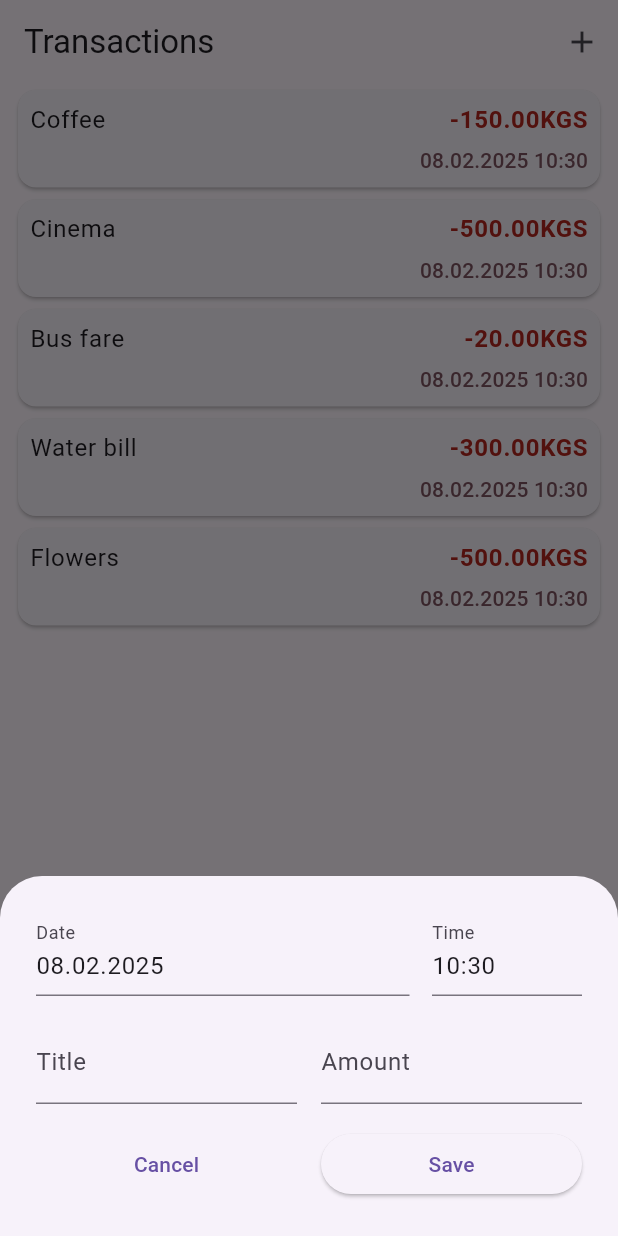
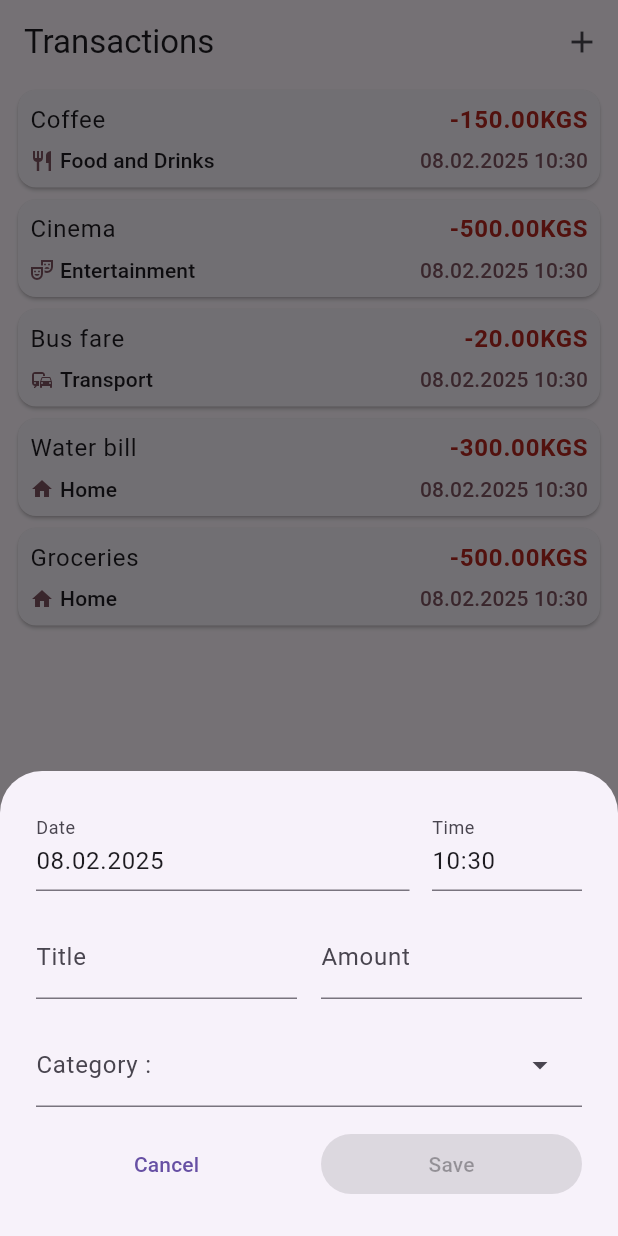
Before and after one commit to Flutter007/personal_finance, a Flutter app: the screen it shows after launch, after a tap on the "add" icon, on a phone screen of 412 x 824 dp. Run offline on Flutter 3.47's test engine with Material 3 defaults, Android fonts, the phone set to English and light mode, and no system bars.

Commit message:
added new files

```diff
--- a/lib/cw26.dart
+++ b/lib/cw26.dart
@@ -1,6 +1,6 @@
 import 'package:cw26/models/transactions.dart';
 import 'package:cw26/screens/transactions_screen.dart';
-import 'package:cw26/widget/add_transaction.dart';
+import 'package:cw26/widget/transaction_form.dart';
 import 'package:flutter/material.dart';
 
 class Cw26 extends StatefulWidget {
@@ -12,11 +12,36 @@ class Cw26 extends StatefulWidget {
 
 class _Cw26State extends State<Cw26> {
   List<Transaction> transactions = [
-    Transaction(title: 'Coffee', amount: 150, dateTime: DateTime.now()),
-    Transaction(title: 'Cinema', amount: 500, dateTime: DateTime.now()),
-    Transaction(title: 'Bus fare', amount: 20, dateTime: DateTime.now()),
-    Transaction(title: 'Water bill', amount: 300, dateTime: DateTime.now()),
-    Transaction(title: 'Flowers', amount: 500, dateTime: DateTime.now()),
+    Transaction(
+      title: 'Coffee',
+      amount: 150,
+      dateTime: DateTime.now(),
+      categoryId: 'food_and_drinks',
+    ),
+    Transaction(
+      title: 'Cinema',
+      amount: 500,
+      dateTime: DateTime.now(),
+      categoryId: 'entertainment',
+    ),
+    Transaction(
+      title: 'Bus fare',
+      amount: 20,
+      dateTime: DateTime.now(),
+      categoryId: 'transport',
+    ),
+    Transaction(
+      title: 'Water bill',
+      amount: 300,
+      dateTime: DateTime.now(),
+      categoryId: 'home',
+    ),
+    Transaction(
+      title: 'Groceries',
+      amount: 500,
+      dateTime: DateTime.now(),
+      categoryId: 'home',
+    ),
   ];
 
   void addTrans(Transaction addTransactions) {
@@ -25,11 +50,41 @@ class _Cw26State extends State<Cw26> {
     });
   }
 
+  void deleteTrans(String id) {
+    setState(() {
+      transactions.removeWhere((transaction) => transaction.id == id);
+    });
+  }
+
+  void editTrans(Transaction editTransaction) {
+    setState(() {
+      final index = transactions
+          .indexWhere((transaction) => transaction.id == editTransaction.id);
+      transactions[index] = editTransaction;
+    });
+  }
+
   void openAddTransactionSheet() {
     showModalBottomSheet(
+      isScrollControlled: true,
+      useSafeArea: true,
       context: context,
-      builder: (ctx) => AddTransaction(
+      builder: (ctx) => TransactionForm(
         onTransactionCreated: addTrans,
+      ),
+    );
+  }
+
+  void openEditTransSheet(String id) {
+    final existingTransaction =
+        transactions.firstWhere((transaction) => transaction.id == id);
+    showModalBottomSheet(
+      isScrollControlled: true,
+      useSafeArea: true,
+      context: context,
+      builder: (ctx) => TransactionForm(
+        onTransactionCreated: editTrans,
+        existingTransaction: existingTransaction,
       ),
     );
   }
@@ -45,6 +100,8 @@ class _Cw26State extends State<Cw26> {
       ),
       body: TransactionsScreen(
         transactions: transactions,
+        onTransactionDeleted: deleteTrans,
+        onTransactionEdited: openEditTransSheet,
       ),
     );
   }
--- /dev/null
+++ b/lib/data/categories_data.dart
@@ -0,0 +1,25 @@
+import 'package:cw26/models/transaction_category.dart';
+import 'package:flutter/material.dart';
+
+final categories = [
+  TransactionCategory(
+    id: 'food_and_drinks',
+    title: 'Food and Drinks',
+    icon: Icons.restaurant,
+  ),
+  TransactionCategory(
+    id: 'entertainment',
+    title: 'Entertainment',
+    icon: Icons.theater_comedy_outlined,
+  ),
+  TransactionCategory(
+    id: 'transport',
+    title: 'Transport',
+    icon: Icons.commute,
+  ),
+  TransactionCategory(
+    id: 'home',
+    title: 'Home',
+    icon: Icons.home,
+  )
+];
--- /dev/null
+++ b/lib/models/transaction_category.dart
@@ -0,0 +1,13 @@
+import 'package:flutter/material.dart';
+
+class TransactionCategory {
+  final String id;
+  final String title;
+  final IconData icon;
+
+  TransactionCategory({
+    required this.id,
+    required this.title,
+    required this.icon,
+  });
+}
--- a/lib/models/transactions.dart
+++ b/lib/models/transactions.dart
@@ -1,14 +1,29 @@
+import 'package:cw26/data/categories_data.dart';
+import 'package:cw26/models/transaction_category.dart';
+import 'package:uuid/uuid.dart';
+
+const uuid = Uuid();
+
 class Transaction {
+  final String id;
   final String title;
   final double amount;
   final DateTime dateTime;
+  final String categoryId;
 
   Transaction({
+    String? id,
     required this.title,
     required this.amount,
     required this.dateTime,
-  });
+    required this.categoryId,
+  }) : id = id ?? uuid.v4();
+
   String get formattedAmount {
     return '-${amount.toStringAsFixed(2)}KGS';
   }
+
+  TransactionCategory get category {
+    return categories.firstWhere((category) => category.id == categoryId);
+  }
 }
--- a/lib/screens/transactions_screen.dart
+++ b/lib/screens/transactions_screen.dart
@@ -4,7 +4,13 @@ import 'package:flutter/material.dart';
 
 class TransactionsScreen extends StatelessWidget {
   final List<Transaction> transactions;
-  const TransactionsScreen({super.key, required this.transactions});
+  final void Function(String id) onTransactionDeleted;
+  final void Function(String id) onTransactionEdited;
+  const TransactionsScreen(
+      {super.key,
+      required this.transactions,
+      required this.onTransactionDeleted,
+      required this.onTransactionEdited});
 
   @override
   Widget build(BuildContext context) {
@@ -12,7 +18,17 @@ class TransactionsScreen extends StatelessWidget {
       padding: const EdgeInsets.symmetric(horizontal: 8),
       child: Column(
         children: transactions
-            .map((transaction) => TransactionCard(transaction: transaction))
+            .map(
+              (transaction) => Dismissible(
+                key: ValueKey(transaction.id),
+                onDismissed: (direction) =>
+                    onTransactionDeleted(transaction.id),
+                child: InkWell(
+                  onTap: () => onTransactionEdited(transaction.id),
+                  child: TransactionCard(transaction: transaction),
+                ),
+              ),
+            )
             .toList(),
       ),
     );
--- a/lib/widget/add_transaction.dart
+++ /dev/null
@@ -1,163 +0,0 @@
-import 'package:cw26/helpers/format_datetime.dart';
-import 'package:cw26/models/transactions.dart';
-import 'package:flutter/material.dart';
-
-class AddTransaction extends StatefulWidget {
-  final void Function(Transaction newTransaction) onTransactionCreated;
-  const AddTransaction({super.key, required this.onTransactionCreated});
-
-  @override
-  State<AddTransaction> createState() => _AddTransactionState();
-}
-
-class _AddTransactionState extends State<AddTransaction> {
-  var title = '';
-  var amount = '';
-  var selectedDate = DateTime.now();
-  var selectedTimeOfDay = TimeOfDay.now();
-  final dateController = TextEditingController();
-  final timeController = TextEditingController();
-
-  @override
-  void initState() {
-    super.initState();
-    dateController.text = formatDate(selectedDate);
-    timeController.text = formatTime(selectedTimeOfDay);
-  }
-
-  void onCanceled() {
-    Navigator.pop(context);
-  }
-
-  void onSave() {
-    final dateTime = DateTime(
-      selectedDate.year,
-      selectedDate.month,
-      selectedDate.day,
-      selectedTimeOfDay.hour,
-      selectedTimeOfDay.minute,
-    );
-    final addTransaction = Transaction(
-      title: title,
-      amount: double.parse(amount),
-      dateTime: dateTime,
-    );
-    widget.onTransactionCreated(addTransaction);
-    Navigator.pop(context);
-  }
-
-  void onDateTap() async {
-    final now = DateTime.now();
-    final firstDate = DateTime(now.year - 1, now.month, now.day);
-    final lastDate = DateTime(now.year + 1, now.month, now.day);
-
-    final dateFromUser = await showDatePicker(
-      context: context,
-      firstDate: firstDate,
-      lastDate: lastDate,
-      initialDate: selectedDate,
-    );
-    if (dateFromUser != null) {
-      setState(() {
-        selectedDate = dateFromUser;
-        dateController.text = formatDate(dateFromUser);
-      });
-    }
-  }
-
-  void onTimeTap() async {
-    final selectedTime = await showTimePicker(
-      context: context,
-      initialTime: selectedTimeOfDay,
-    );
-    if (selectedTime != null) {
-      setState(() {
-        selectedTimeOfDay = selectedTime;
-        timeController.text = formatTime(selectedTime);
-      });
-    }
-  }
-
-  @override
-  Widget build(BuildContext context) {
-    return Container(
-      width: double.infinity,
-      padding: EdgeInsets.all(24),
-      child: Column(
-        mainAxisSize: MainAxisSize.min,
-        children: [
-          Row(
-            children: [
-              Expanded(
-                child: TextField(
-                  onTap: onDateTap,
-                  readOnly: true,
-                  controller: dateController,
-                  decoration: InputDecoration(label: Text('Date')),
-                ),
-              ),
-              SizedBox(width: 15),
-              SizedBox(
-                width: 100,
-                child: TextField(
-                  onTap: onTimeTap,
-                  controller: timeController,
-                  readOnly: true,
-                  decoration: InputDecoration(
-                    label: Text('Time'),
-                  ),
-                ),
-              )
-            ],
-          ),
-          SizedBox(height: 16),
-          Row(
-            children: [
-              Expanded(
-                  child: TextField(
-                onChanged: (value) => setState(() {
-                  title = value;
-                }),
-                decoration: InputDecoration(
-                  label: Text('Title'),
-                ),
-              )),
-              SizedBox(
-                width: 16,
-              ),
-              Expanded(
-                  child: TextField(
-                onChanged: (value) => setState(() {
-                  amount = value;
-                }),
-                decoration: InputDecoration(
-                  label: Text('Amount'),
-                ),
-              )),
-            ],
-          ),
-          SizedBox(height: 16),
-          Row(
-            children: [
-              Expanded(
-                child: TextButton(
-                  onPressed: onCanceled,
-                  child: Text('Cancel'),
-                ),
-              ),
-              SizedBox(
-                width: 16,
-              ),
-              Expanded(
-                child: ElevatedButton(
-                  onPressed: onSave,
-                  child: Text('Save'),
-                ),
-              )
-            ],
-          )
-        ],
-      ),
-    );
-  }
-}
--- a/lib/widget/transaction_card.dart
+++ b/lib/widget/transaction_card.dart
@@ -11,6 +11,7 @@ class TransactionCard extends StatelessWidget {
     final theme = Theme.of(context);
     final bodyLargeStyle = theme.textTheme.bodyLarge!;
     final titleSmallStyle = theme.textTheme.titleSmall!;
+    final category = transaction.category;
     return Card(
       child: Padding(
         padding: const EdgeInsets.all(8.0),
@@ -34,8 +35,19 @@ class TransactionCard extends StatelessWidget {
             ),
             SizedBox(height: 5),
             Row(
-              mainAxisAlignment: MainAxisAlignment.end,
+              mainAxisAlignment: MainAxisAlignment.spaceBetween,
               children: [
+                Row(
+                  children: [
+                    Icon(
+                      category.icon,
+                      size: 16,
+                      color: theme.colorScheme.tertiary,
+                    ),
+                    SizedBox(width: 4),
+                    Text(category.title, style: titleSmallStyle)
+                  ],
+                ),
                 Text(
                   formatDateTime(transaction.dateTime),
                   style: titleSmallStyle.copyWith(
--- /dev/null
+++ b/lib/widget/transaction_form.dart
@@ -0,0 +1,225 @@
+import 'package:cw26/data/categories_data.dart';
+import 'package:cw26/helpers/format_datetime.dart';
+import 'package:cw26/models/transactions.dart';
+import 'package:flutter/material.dart';
+
+class TransactionForm extends StatefulWidget {
+  final void Function(Transaction newTransaction) onTransactionCreated;
+  final Transaction? existingTransaction;
+  const TransactionForm(
+      {super.key,
+      required this.onTransactionCreated,
+      this.existingTransaction});
+
+  @override
+  State<TransactionForm> createState() => _TransactionFormState();
+}
+
+class _TransactionFormState extends State<TransactionForm> {
+  var selectedDate = DateTime.now();
+  var selectedTimeOfDay = TimeOfDay.now();
+  String? selectedCategory;
+
+  final dateController = TextEditingController();
+  final timeController = TextEditingController();
+  final titleController = TextEditingController();
+  final amountController = TextEditingController();
+
+  @override
+  void initState() {
+    super.initState();
+
+    if (widget.existingTransaction != null) {
+      final existingTransaction = widget.existingTransaction!;
+      titleController.text = existingTransaction.title;
+      amountController.text = existingTransaction.amount.toString();
+      selectedDate = existingTransaction.dateTime;
+      selectedTimeOfDay = TimeOfDay.fromDateTime(selectedDate);
+      selectedCategory = existingTransaction.categoryId;
+    }
+    dateController.text = formatDate(selectedDate);
+    timeController.text = formatTime(selectedTimeOfDay);
+  }
+
+  @override
+  void dispose() {
+    dateController.dispose();
+    timeController.dispose();
+    titleController.dispose();
+    amountController.dispose();
+    super.dispose();
+  }
+
+  void onCanceled() {
+    Navigator.pop(context);
+  }
+
+  bool isTransactionInvalid() {
+    final parsedAmount = double.tryParse(amountController.text);
+    final amountIsValid = parsedAmount == null || parsedAmount <= 0;
+    return titleController.text.trim().isEmpty ||
+        amountIsValid ||
+        selectedCategory == null;
+  }
+
+  void onSave() {
+    if (isTransactionInvalid()) {
+      return;
+    }
+    final dateTime = DateTime(
+      selectedDate.year,
+      selectedDate.month,
+      selectedDate.day,
+      selectedTimeOfDay.hour,
+      selectedTimeOfDay.minute,
+    );
+    final addTransaction = Transaction(
+      id: widget.existingTransaction?.id,
+      title: titleController.text.trim(),
+      amount: double.parse(amountController.text),
+      dateTime: dateTime,
+      categoryId: selectedCategory!,
+    );
+    widget.onTransactionCreated(addTransaction);
+    Navigator.pop(context);
+  }
+
+  void onDateTap() async {
+    final now = DateTime.now();
+    final firstDate = DateTime(now.year - 1, now.month, now.day);
+    final lastDate = DateTime(now.year + 1, now.month, now.day);
+
+    final dateFromUser = await showDatePicker(
+      context: context,
+      firstDate: firstDate,
+      lastDate: lastDate,
+      initialDate: selectedDate,
+    );
+    if (dateFromUser != null) {
+      setState(() {
+        selectedDate = dateFromUser;
+        dateController.text = formatDate(dateFromUser);
+      });
+    }
+  }
+
+  void onTimeTap() async {
+    final selectedTime = await showTimePicker(
+      context: context,
+      initialTime: selectedTimeOfDay,
+    );
+    if (selectedTime != null) {
+      setState(() {
+        selectedTimeOfDay = selectedTime;
+        timeController.text = formatTime(selectedTime);
+      });
+    }
+  }
+
+  @override
+  Widget build(BuildContext context) {
+    final theme = Theme.of(context);
+    final bottomInset = MediaQuery.of(context).viewInsets.bottom;
+    return SingleChildScrollView(
+      child: Container(
+        width: double.infinity,
+        padding: EdgeInsets.fromLTRB(24, 24, 24, 24 + bottomInset),
+        child: Column(
+          mainAxisSize: MainAxisSize.min,
+          children: [
+            Row(
+              children: [
+                Expanded(
+                  child: TextField(
+                    onTap: onDateTap,
+                    readOnly: true,
+                    controller: dateController,
+                    decoration: InputDecoration(label: Text('Date')),
+                  ),
+                ),
+                SizedBox(width: 15),
+                SizedBox(
+                  width: 100,
+                  child: TextField(
+                    onTap: onTimeTap,
+                    controller: timeController,
+                    readOnly: true,
+                    decoration: InputDecoration(
+                      label: Text('Time'),
+                    ),
+                  ),
+                )
+              ],
+            ),
+            SizedBox(height: 16),
+            Row(
+              children: [
+                Expanded(
+                    child: TextField(
+                  controller: titleController,
+                  decoration: InputDecoration(
+                    label: Text('Title'),
+                  ),
+                )),
+                SizedBox(
+                  width: 16,
+                ),
+                Expanded(
+                    child: TextField(
+                  controller: amountController,
+                  keyboardType: TextInputType.numberWithOptions(
+                    decimal: true,
+                  ),
+                  decoration: InputDecoration(
+                    label: Text('Amount'),
+                  ),
+                )),
+              ],
+            ),
+            SizedBox(height: 16),
+            DropdownMenu(
+              expandedInsets: EdgeInsets.zero,
+              label: Text(
+                "Category : ",
+              ),
+              inputDecorationTheme: theme.inputDecorationTheme,
+              initialSelection: selectedCategory,
+              onSelected: (value) => setState(
+                () => selectedCategory = value,
+              ),
+              dropdownMenuEntries: categories
+                  .map(
+                    (category) => DropdownMenuEntry(
+                      value: category.id,
+                      leadingIcon: Icon(category.icon),
+                      label: category.title,
+                    ),
+                  )
+                  .toList(),
+            ),
+            SizedBox(height: 14),
+            Row(
+              children: [
+                Expanded(
+                  child: TextButton(
+                    onPressed: onCanceled,
+                    child: Text('Cancel'),
+                  ),
+                ),
+                SizedBox(
+                  width: 16,
+                ),
+                Expanded(
+                  child: ElevatedButton(
+                    onPressed: isTransactionInvalid() ? null : onSave,
+                    child: Text('Save'),
+                  ),
+                )
+              ],
+            )
+          ],
+        ),
+      ),
+    );
+  }
+}
--- a/pubspec.yaml
+++ b/pubspec.yaml
@@ -34,6 +34,7 @@ dependencies:
   # The following adds the Cupertino Icons font to your application.
   # Use with the CupertinoIcons class for iOS style icons.
   cupertino_icons: ^1.0.8
+  uuid: ^4.5.1
 
 dev_dependencies:
   flutter_test:
```
Also changed, not shown: pubspec.lock.
